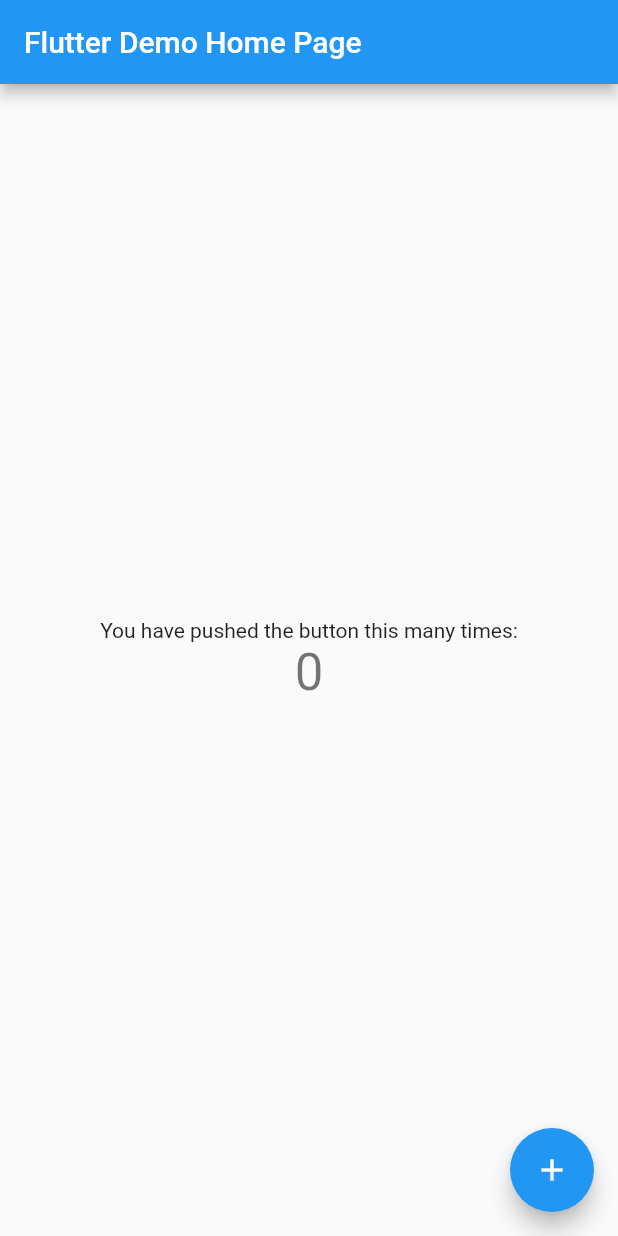
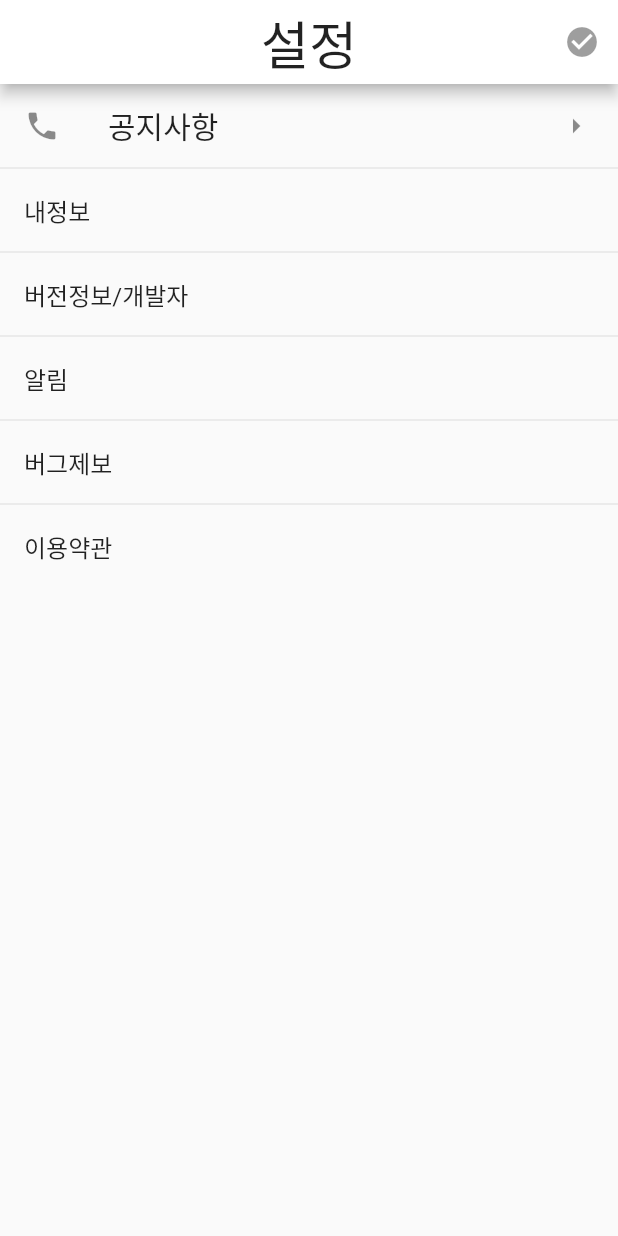
Before and after one commit to JangJuMan/iTaxi3.0, a Flutter app: the screen it shows after launch, on a phone screen of 412 x 824 dp. Run offline on Flutter 3.47's test engine with Material 2 defaults, Android fonts, the phone set to English and light mode, and no system bars.

Commit message:
setting screen

```diff
--- /dev/null
+++ b/lib/alarm.dart
@@ -0,0 +1 @@
+import 'package:flutter/material.dart';
--- /dev/null
+++ b/lib/bug.dart
@@ -0,0 +1 @@
+import 'package:flutter/material.dart';
--- /dev/null
+++ b/lib/detailNotice.dart
@@ -0,0 +1 @@
+import 'package:flutter/material.dart';
--- a/lib/main.dart
+++ b/lib/main.dart
@@ -1,47 +1,35 @@
 import 'package:flutter/material.dart';
+import 'alarm.dart';
+import 'bug.dart';
+import 'detailNotice.dart';
+import 'myinfo.dart';
+import 'termsOfservice.dart';
+import 'updateInfo.dart';
+import 'version.dart';
+
+
 
 void main() {
   runApp(MyApp());
 }
 
 class MyApp extends StatelessWidget {
-  // This widget is the root of your application.
   @override
   Widget build(BuildContext context) {
     return MaterialApp(
-      title: 'Flutter Demo',
+      title: '',
       theme: ThemeData(
-        // This is the theme of your application.
-        //
-        // Try running your application with "flutter run". You'll see the
-        // application has a blue toolbar. Then, without quitting the app, try
-        // changing the primarySwatch below to Colors.green and then invoke
-        // "hot reload" (press "r" in the console where you ran "flutter run",
-        // or simply save your changes to "hot reload" in a Flutter IDE).
-        // Notice that the counter didn't reset back to zero; the application
-        // is not restarted.
-        primarySwatch: Colors.blue,
-        // This makes the visual density adapt to the platform that you run
-        // the app on. For desktop platforms, the controls will be smaller and
-        // closer together (more dense) than on mobile platforms.
-        visualDensity: VisualDensity.adaptivePlatformDensity,
+        primaryColor: Colors.white,
       ),
-      home: MyHomePage(title: 'Flutter Demo Home Page'),
+      home: MyHomePage(
+          title: '설정',
+      ),
     );
   }
 }
 
 class MyHomePage extends StatefulWidget {
   MyHomePage({Key key, this.title}) : super(key: key);
-
-  // This widget is the home page of your application. It is stateful, meaning
-  // that it has a State object (defined below) that contains fields that affect
-  // how it looks.
-
-  // This class is the configuration for the state. It holds the values (in this
-  // case the title) provided by the parent (in this case the App widget) and
-  // used by the build method of the State. Fields in a Widget subclass are
-  // always marked "final".
 
   final String title;
 
@@ -50,68 +38,65 @@ class MyHomePage extends StatefulWidget {
 }
 
 class _MyHomePageState extends State<MyHomePage> {
-  int _counter = 0;
-
-  void _incrementCounter() {
-    setState(() {
-      // This call to setState tells the Flutter framework that something has
-      // changed in this State, which causes it to rerun the build method below
-      // so that the display can reflect the updated values. If we changed
-      // _counter without calling setState(), then the build method would not be
-      // called again, and so nothing would appear to happen.
-      _counter++;
-    });
-  }
-
   @override
   Widget build(BuildContext context) {
-    // This method is rerun every time setState is called, for instance as done
-    // by the _incrementCounter method above.
-    //
-    // The Flutter framework has been optimized to make rerunning build methods
-    // fast, so that you can just rebuild anything that needs updating rather
-    // than having to individually change instances of widgets.
     return Scaffold(
       appBar: AppBar(
-        // Here we take the value from the MyHomePage object that was created by
-        // the App.build method, and use it to set our appbar title.
-        title: Text(widget.title),
+        centerTitle: true,
+        title: Text(widget.title,
+        style: TextStyle(fontSize: 35)
+        ),
+        actions: [
+          IconButton(
+            icon: Icon(Icons.check_circle),
+          )
+        ],
       ),
-      body: Center(
-        // Center is a layout widget. It takes a single child and positions it
-        // in the middle of the parent.
-        child: Column(
-          // Column is also a layout widget. It takes a list of children and
-          // arranges them vertically. By default, it sizes itself to fit its
-          // children horizontally, and tries to be as tall as its parent.
-          //
-          // Invoke "debug painting" (press "p" in the console, choose the
-          // "Toggle Debug Paint" action from the Flutter Inspector in Android
-          // Studio, or the "Toggle Debug Paint" command in Visual Studio Code)
-          // to see the wireframe for each widget.
-          //
-          // Column has various properties to control how it sizes itself and
-          // how it positions its children. Here we use mainAxisAlignment to
-          // center the children vertically; the main axis here is the vertical
-          // axis because Columns are vertical (the cross axis would be
-          // horizontal).
-          mainAxisAlignment: MainAxisAlignment.center,
-          children: <Widget>[
-            Text(
-              'You have pushed the button this many times:',
-            ),
-            Text(
-              '$_counter',
-              style: Theme.of(context).textTheme.headline4,
-            ),
-          ],
-        ),
-      ),
-      floatingActionButton: FloatingActionButton(
-        onPressed: _incrementCounter,
-        tooltip: 'Increment',
-        child: Icon(Icons.add),
-      ), // This trailing comma makes auto-formatting nicer for build methods.
+      body: BodyLayout(),
     );
   }
 }
+
+class BodyLayout extends StatelessWidget {
+  @override
+  Widget build(BuildContext context) {
+    return _myListView(context);
+  }
+}
+
+Widget _myListView(BuildContext context) {
+  return ListView(
+    children: ListTile.divideTiles(
+        context: context,
+        tiles: [
+          ListTile(
+            leading: Icon(Icons.phone),
+            title: Text('공지사항',
+            style: TextStyle(fontSize: 20)),
+            trailing: Icon(Icons.arrow_right),
+            onTap: () {
+              Navigator.push(
+                context,
+                MaterialPageRoute(builder: (context) => updateInfo()),
+              );
+            },
+          ),
+          ListTile(
+            title: Text('내정보'),
+          ),
+          ListTile(
+            title: Text('버전정보/개발자'),
+          ),
+          ListTile(
+            title: Text('알림'),
+          ),
+          ListTile(
+            title: Text('버그제보'),
+          ),
+          ListTile(
+            title: Text('이용약관'),
+          ),
+      ],
+    ).toList(),
+  );
+}
--- /dev/null
+++ b/lib/myinfo.dart
@@ -0,0 +1 @@
+import 'package:flutter/material.dart';
--- /dev/null
+++ b/lib/termsOfservice.dart
@@ -0,0 +1 @@
+import 'package:flutter/material.dart';
--- /dev/null
+++ b/lib/updateInfo.dart
@@ -0,0 +1,13 @@
+import 'package:flutter/material.dart';
+
+class updateInfo extends StatelessWidget {
+  @override
+  // ignore: missing_return
+  Widget build(BuildContext context) {
+    return Scaffold(
+      appBar: AppBar(
+        title: Text ('updateinfo'),
+      ),
+    );
+  }
+}
--- /dev/null
+++ b/lib/version.dart
@@ -0,0 +1 @@
+import 'package:flutter/material.dart';
```
Also changed, not shown: pubspec.lock, 1 other file.
